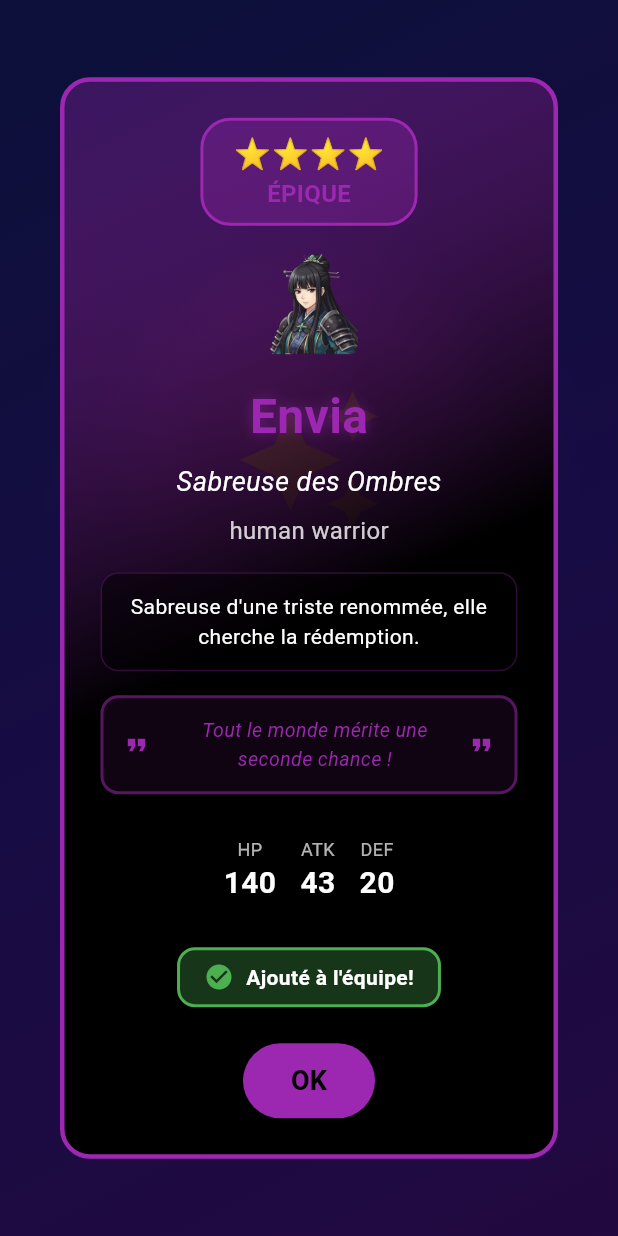
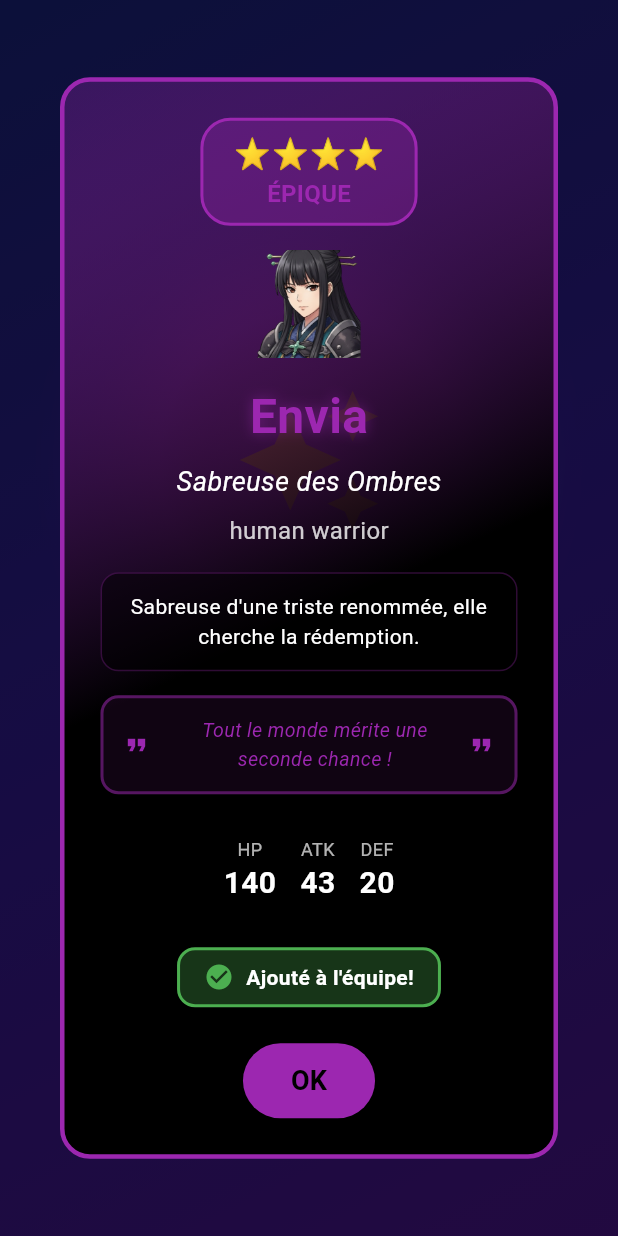
Before and after one commit to Angel-42/Dice-Destiny-Idle-Rifts, a Flutter app: the SummonScreen screen opened directly, after a tap on "Summon Hero", on a phone screen of 412 x 824 dp. Run offline on Flutter 3.47's test engine with Material 3 defaults, Android fonts, the phone set to English and light mode, and no system bars; our stand-ins replace cloud_firestore, firebase_auth, firebase_core, google_sign_in; accounts and stored records are empty.

Commit message:
[FEAT] Refactor character appearance handling to support multiple image formats and add new character Elio

```diff
--- a/lib/src/data/character_database.dart
+++ b/lib/src/data/character_database.dart
@@ -13,7 +13,7 @@ class CharacterDatabase {
     id: 'chrom_001',
     name: 'Chrom',
     title: 'Le Prince Exalté',
-    sprite: '👑',
+    headshot: '👑',
     colorValue: 0xFF1E88E5,
     rarity: CharacterRarity.legendary,
     description: 'Prince héritier d\'Ylisse, il manie Falchion avec bravoure.',
@@ -64,7 +64,10 @@ Il porte l'épée sacrée Falchion, transmise de génération en génération.
     id: 'envia_001',
     name: 'Envia',
     title: 'Sabreuse des Ombres',
-    sprite: '~/assets/characters/Envia/headshot.png',
+    headshot: '~/assets/characters/Envia/headshot.png',
+    lheadshot: '~/assets/characters/Envia/lheadshot.png',
+    pixel: '~/assets/characters/Envia/pixel.png',
+    fullsize: '~/assets/characters/Envia/fullsize.png',
     colorValue: 0xFF1E88E5,
     rarity: CharacterRarity.epic,
     description: 'Sabreuse d\'une triste renommée, elle cherche la rédemption.',
@@ -111,6 +114,55 @@ et protège les innocents contre les oppresseurs.
   // RARES (3★) - 25% de drop
   // ============================================================================
 
+  static const PresetCharacter elio = PresetCharacter(
+    id: 'elio_001',
+    name: 'Elio',
+    title: 'Défenseur du Soleil',
+    headshot: '~/assets/characters/Elio/headshot.png',
+    lheadshot: '~/assets/characters/Elio/lheadshot.png',
+    pixel: '~/assets/characters/Elio/pixel.png',
+    fullsize: '~/assets/characters/Elio/fullsize.png',
+    colorValue: 0xFF1E88E5,
+    rarity: CharacterRarity.rare,
+    description: 'Chevalier solaire, il protège les faibles avec bravoure.',
+    backstory: '''
+Elio est un chevalier dévoué au service du royaume solaire.
+Armé de son épée flamboyante, il combat les forces des ténèbres
+et protège les innocents. Sa foi inébranlable dans la justice
+et son courage font de lui un leader respecté parmi ses pairs.
+Il aspire à ramener la paix dans un monde en proie au chaos.
+''',
+    persona: Persona(
+      race: PersonaRace.human,
+      region: PersonaRegion.west,
+      origin: PersonaOrigin.noble,
+      characterClass: PersonaClass.warrior,
+    ),
+    baseStats: {
+      'maxHp': 140,
+      'attack': 28,
+      'defense': 20,
+      'speed': 18,
+      'magic': 5,
+      'range': 1,
+      'luck': 22,
+    },
+    starterWeapon: Equipment(
+      id: 'falchion',
+      name: 'Falchion',
+      emoji: '⚔️',
+      type: EquipmentType.weapon,
+      rarity: EquipmentRarity.legendary,
+      bonuses: {'attack': 15, 'luck': 5},
+    ),
+    voiceLines: [
+      'Tout le monde mérite une seconde chance !',
+      'Je protégerai mes alliés, quoi qu\'il arrive.',
+      'Pour Ylisse !',
+    ],
+    tags: ['DPS', 'Physique'],
+  );
+
   // ============================================================================
   // COMMUNS (2★) - 60% de drop
   // ============================================================================
@@ -127,6 +179,7 @@ et protège les innocents contre les oppresseurs.
     envia,
 
     // Rares
+    elio,
 
     // Communs
   ];
--- a/lib/src/data/preset_character.dart
+++ b/lib/src/data/preset_character.dart
@@ -48,7 +48,7 @@ class PresetCharacter {
     );
 
     final appearance = CharacterAppearance(
-      emoji: sprite,
+      headshot: sprite,
       colorValue: colorValue,
       description: description,
     );
--- a/lib/src/models/character.dart
+++ b/lib/src/models/character.dart
@@ -88,7 +88,10 @@ class Character {     // est un personnage jouable (pas le player)
         'persona': persona.toJson(),
         'stats': stats.toJson(),
         'appearance': {
-          'emoji': appearance.emoji,
+          'headshot': appearance.headshot,
+          'lheadshot': appearance.lheadshot,
+          'pixel': appearance.pixel,
+          'fullsize': appearance.fullsize,
           'colorValue': appearance.colorValue,
           'description': appearance.description,
         },
@@ -115,7 +118,11 @@ class Character {     // est un personnage jouable (pas le player)
     // Lire appearance depuis Firestore, sinon fallback sur race
     final appearance = json['appearance'] != null
         ? CharacterAppearance(
-            emoji: json['appearance']['emoji'] ?? '👤',
+            // Support ancien format (emoji) et nouveau (headshot)
+            headshot: json['appearance']['headshot'] ?? json['appearance']['emoji'] ?? '👤',
+            lheadshot: json['appearance']['lheadshot'],
+            pixel: json['appearance']['pixel'],
+            fullsize: json['appearance']['fullsize'],
             colorValue: json['appearance']['colorValue'] ?? 0xFF2196F3,
             description: json['appearance']['description'] ?? '',
           )
@@ -465,39 +472,51 @@ class CharacterStats {
 
 /// Visual appearance and UI elements for character
 class CharacterAppearance {
-  final String emoji;
+  // Sprites pour différents contextes
+  final String headshot;      // Icône dans la liste des alliés
+  final String? lheadshot;    // Image longue dans les détails (optionnel)
+  final String? pixel;        // Spritesheet pour les combats (optionnel)
+  final String? fullsize;     // Image plein écran (optionnel)
+
+  // Autres propriétés d'apparence
   final int colorValue;
   final String description;
 
   const CharacterAppearance({
-    required this.emoji,
+    required this.headshot,
+    this.lheadshot,
+    this.pixel,
+    this.fullsize,
     required this.colorValue,
     required this.description,
   });
+
+  // Getter pour compatibilité avec l'ancien système
+  String get emoji => headshot;
 
   factory CharacterAppearance.fromRace(PersonaRace race) {
     switch (race) {
       case PersonaRace.human:
         return const CharacterAppearance(
-          emoji: '👤',
+          headshot: '👤',
           colorValue: 0xFF2196F3,
           description: 'Polyvalent et équilibré',
         );
       case PersonaRace.elf:
         return const CharacterAppearance(
-          emoji: '🧝',
+          headshot: '🧝',
           colorValue: 0xFF4CAF50,
           description: 'Agile et magique',
         );
       case PersonaRace.dwarf:
         return const CharacterAppearance(
-          emoji: '🛡️',
+          headshot: '🛡️',
           colorValue: 0xFF795548,
           description: 'Robuste et résistant',
         );
       case PersonaRace.orc:
         return const CharacterAppearance(
-          emoji: '👹',
+          headshot: '👹',
           colorValue: 0xFFFF5722,
           description: 'Puissant et féroce',
         );
--- a/lib/src/models/preset_character.dart
+++ b/lib/src/models/preset_character.dart
@@ -7,7 +7,13 @@ class PresetCharacter {
   final String id;
   final String name;
   final String title; // "Le Conquérant", "La Sage"...
-  final String sprite; // Emoji ou path vers l'image
+
+  // Sprites pour différents contextes
+  final String headshot;      // Icône dans la liste
+  final String? lheadshot;    // Image longue pour les détails
+  final String? pixel;        // Spritesheet pour les combats
+  final String? fullsize;     // Image plein écran
+
   final int colorValue;
   final String description;
   final String backstory;
@@ -22,7 +28,10 @@ class PresetCharacter {
     required this.id,
     required this.name,
     required this.title,
-    required this.sprite,
+    required this.headshot,
+    this.lheadshot,
+    this.pixel,
+    this.fullsize,
     required this.colorValue,
     required this.description,
     required this.backstory,
@@ -48,7 +57,10 @@ class PresetCharacter {
     );
 
     final appearance = CharacterAppearance(
-      emoji: sprite,
+      headshot: headshot,
+      lheadshot: lheadshot,
+      pixel: pixel,
+      fullsize: fullsize,
       colorValue: colorValue,
       description: description,
     );
--- a/lib/src/screens/summon_screen.dart
+++ b/lib/src/screens/summon_screen.dart
@@ -17,11 +17,13 @@ class _SummonScreenState extends State<SummonScreen> {
 
   /// Helper pour afficher soit un emoji, soit une image sprite
   Widget _buildCharacterSprite(String sprite, double size) {
-    // Si le sprite commence par ~ ou contient .png/.jpg, c'est un chemin d'image
-    if (sprite.contains('.png') || sprite.contains('.jpg') || sprite.contains('.jpeg') || sprite.startsWith('~/')) {
-      final imagePath = sprite.startsWith('~/') ? sprite.substring(2) : sprite;
+    // Nettoyer le chemin d'abord si nécessaire
+    final cleanSprite = sprite.startsWith('~/') ? sprite.substring(2) : sprite;
+
+    // Si le sprite contient une extension d'image, c'est un chemin d'asset
+    if (cleanSprite.contains('.png') || cleanSprite.contains('.jpg') || cleanSprite.contains('.jpeg')) {
       return Image.asset(
-        imagePath,
+        cleanSprite,
         width: size,
         height: size,
         fit: BoxFit.cover,
@@ -195,8 +197,8 @@ class _SummonScreenState extends State<SummonScreen> {
                 ),
                 const SizedBox(height: 16),
 
-                // Sprite du personnage
-                _buildCharacterSprite(preset.sprite, 72),
+                // Sprite du personnage (utiliser lheadshot si disponible, sinon headshot)
+                _buildCharacterSprite(preset.lheadshot ?? preset.headshot, 72),
                 const SizedBox(height: 16),
 
                 // Nom
--- a/lib/src/services/game_data_service.dart
+++ b/lib/src/services/game_data_service.dart
@@ -407,17 +407,23 @@ class GameDataService {
           continue;
         }
 
-        if (preset.sprite != character.appearance.emoji) {
-          print('🔄 Migration ${character.name}: "${character.appearance.emoji}" -> "${preset.sprite}"');
+        if (preset.headshot != character.appearance.headshot ||
+            preset.lheadshot != character.appearance.lheadshot ||
+            preset.pixel != character.appearance.pixel ||
+            preset.fullsize != character.appearance.fullsize) {
+          print('🔄 Migration sprites pour ${character.name}');
 
-          // Créer un nouveau Character avec le bon sprite
+          // Créer un nouveau Character avec tous les sprites
           final updatedCharacter = Character(
             id: character.id,
             name: character.name,
             persona: character.persona,
             stats: character.stats,
             appearance: CharacterAppearance(
-              emoji: preset.sprite, // ✅ Sprite corrigé depuis la database
+              headshot: preset.headshot,
+              lheadshot: preset.lheadshot,
+              pixel: preset.pixel,
+              fullsize: preset.fullsize,
               colorValue: preset.colorValue,
               description: character.appearance.description,
             ),
```
